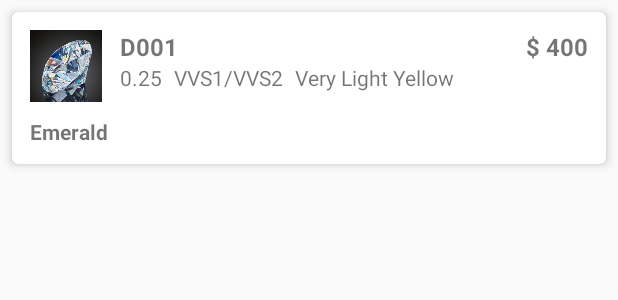
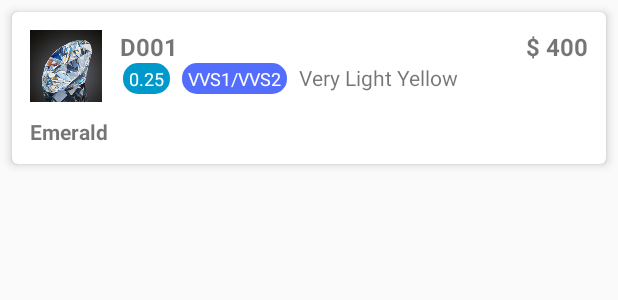
Before and after one commit to jedinrk/DiamondSale, an Android app: the layout diamond_list_item.xml on its own in the app's theme, with its tools: preview values and no code run, on a phone screen of 412 x 824 dp. Shown: the top 300 px of the screen. Run offline under Robolectric (Android 15) with nearby library versions, the phone set to English and light mode, and no system bars.

Commit message:
round cornered drawables added

```diff
--- /dev/null
+++ b/app/src/main/res/drawable/carat_bg.xml
@@ -0,0 +1,6 @@
+<?xml version="1.0" encoding="UTF-8"?>
+<shape xmlns:android="http://schemas.android.com/apk/res/android">
+    <solid android:color="@android:color/holo_blue_dark"/>
+    <corners android:radius="10dp"/>
+    <padding android:left="0dp" android:top="0dp" android:right="0dp" android:bottom="0dp" />
+</shape>
--- /dev/null
+++ b/app/src/main/res/drawable/clarity_bg.xml
@@ -0,0 +1,6 @@
+<?xml version="1.0" encoding="UTF-8"?>
+<shape xmlns:android="http://schemas.android.com/apk/res/android">
+    <solid android:color="@color/indigoAccent"/>
+    <corners android:radius="10dp"/>
+    <padding android:left="0dp" android:top="0dp" android:right="0dp" android:bottom="0dp" />
+</shape>
--- /dev/null
+++ b/app/src/main/res/drawable/diamon_color_bg.xml
@@ -0,0 +1,6 @@
+<?xml version="1.0" encoding="UTF-8"?>
+<shape xmlns:android="http://schemas.android.com/apk/res/android">
+    <solid android:color="@android:color/transparent"/>
+    <corners android:radius="10dp"/>
+    <padding android:left="0dp" android:top="0dp" android:right="0dp" android:bottom="0dp" />
+</shape>
--- a/app/src/main/res/layout/activity_create_invoice.xml
+++ b/app/src/main/res/layout/activity_create_invoice.xml
@@ -140,7 +140,6 @@
             android:layout_width="match_parent"
             android:layout_height="wrap_content"
             android:background="@color/white"
-            android:textColorHint="?attr/editTextColor"
             android:layout_marginBottom="16dp"
             android:layout_margin="16dp">
 
--- a/app/src/main/res/layout/diamond_list_item.xml
+++ b/app/src/main/res/layout/diamond_list_item.xml
@@ -43,8 +43,17 @@
                 android:id="@+id/carat"
                 android:layout_width="wrap_content"
                 android:layout_height="wrap_content"
+                android:background="@drawable/carat_bg"
+                android:paddingLeft="4dp"
+                android:paddingRight="4dp"
+                android:paddingTop="2dp"
+                android:paddingBottom="2dp"
                 android:text="0.25"
+                android:textSize="12sp"
+                android:textColor="@color/white"
+                android:gravity="center"
                 android:layout_toRightOf="@+id/diamondImageView"
+                android:layout_marginLeft="2dp"
                 android:layout_marginRight="8dp"
                 android:layout_below="@+id/productId"/>
 
@@ -52,6 +61,14 @@
                 android:id="@+id/clarity"
                 android:layout_width="wrap_content"
                 android:layout_height="wrap_content"
+                android:background="@drawable/clarity_bg"
+                android:paddingLeft="4dp"
+                android:paddingRight="4dp"
+                android:paddingTop="2dp"
+                android:paddingBottom="2dp"
+                android:textSize="12sp"
+                android:textColor="@color/white"
+                android:gravity="center"
                 android:layout_toRightOf="@+id/carat"
                 android:layout_marginRight="8dp"
                 android:layout_below="@+id/productId"
--- a/app/src/main/res/values/colors.xml
+++ b/app/src/main/res/values/colors.xml
@@ -1,7 +1,9 @@
 <?xml version="1.0" encoding="utf-8"?>
 <resources>
-    <color name="colorPrimary">#076bab</color>
-    <color name="colorPrimaryDark">#044e91</color>
-    <color name="colorAccent">#424242</color>
+    <color name="colorPrimary">#03A9F4</color>
+    <color name="colorPrimaryDark">#0288D1</color>
+    <color name="colorAccent">#607D8B</color>
+    <color name="colorLightPrimary">#B3E5FC</color>
     <color name="white">#FFFFFF</color>
+    <color name="indigoAccent">#536DFE</color>
 </resources>
```
Also changed, not shown: app/src/main/java/com/logiticks/diamondsale/Fragment/FragmentDiamonds.java (+9 -1 lines), app/src/main/res/drawable/circle.xml (deleted, +0 -21 lines).
